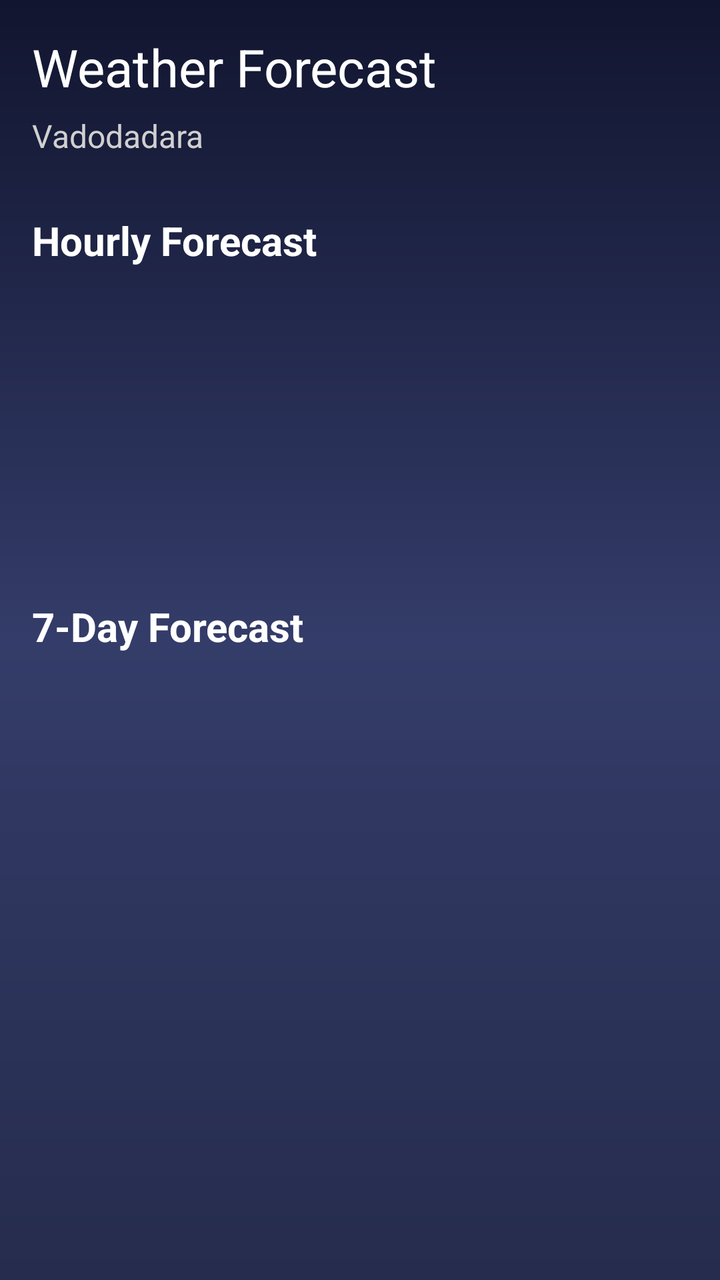
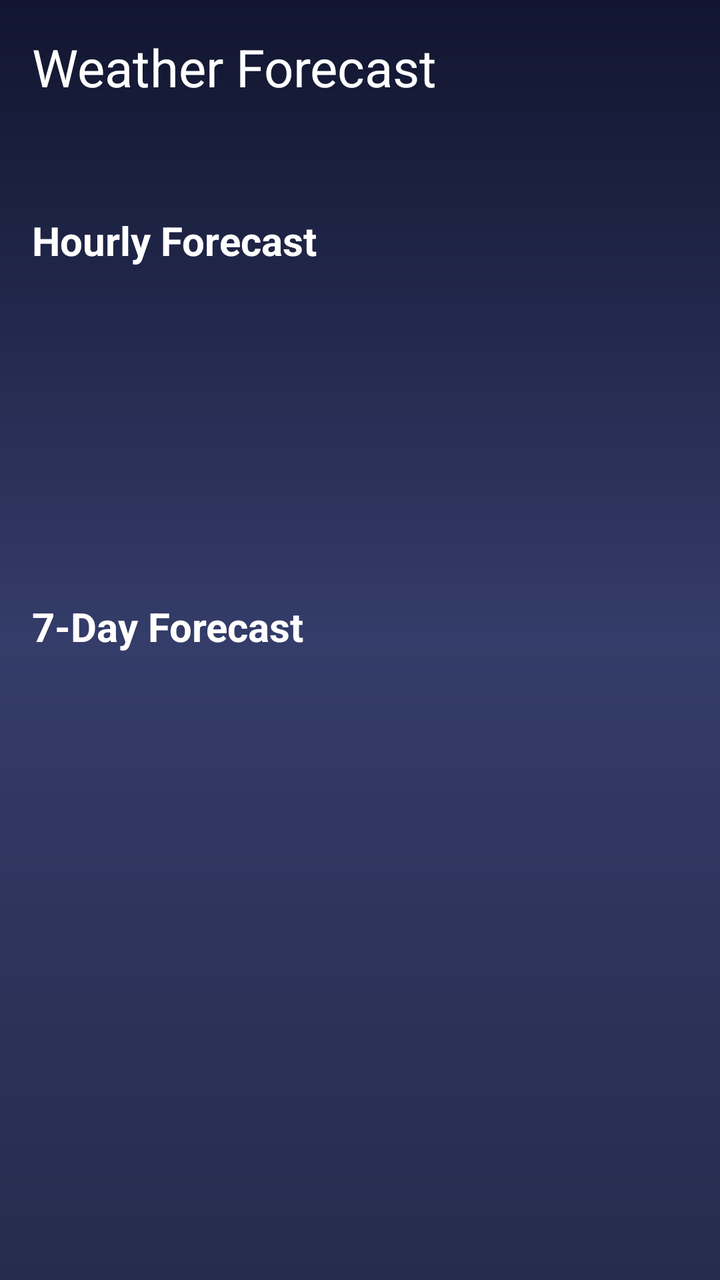

Before-and-after screenshots of an Android layout around one commit, followed by the original layout XML and the change that was made.
<!-- AndroidManifest.xml: application theme Theme.WeatherApp -->
<!-- res/layout/fragment_forecast.xml -->
<?xml version="1.0" encoding="utf-8"?>
<androidx.constraintlayout.widget.ConstraintLayout xmlns:android="http://schemas.android.com/apk/res/android"
    android:layout_width="match_parent"
    android:layout_height="match_parent"
    xmlns:app="http://schemas.android.com/apk/res-auto"
    android:padding="16dp"
    android:background="@drawable/bg_weather_screen">

    <TextView
        android:layout_width="0dp"
        android:layout_height="wrap_content"
        android:id="@+id/tvForecastTitle"
        android:text="Weather Forecast"
        android:textColor="@android:color/white"
        android:textSize="26sp"
        app:layout_constraintEnd_toEndOf="parent"
        app:layout_constraintTop_toTopOf="parent"
        app:layout_constraintStart_toStartOf="parent"/>
    
    <TextView
        android:layout_width="0dp"
        android:layout_height="wrap_content"
        android:layout_marginTop="6dp"
        app:layout_constraintTop_toBottomOf="@+id/tvForecastTitle"
        app:layout_constraintStart_toStartOf="parent"
        app:layout_constraintEnd_toEndOf="parent"
        android:textSize="16sp"
        android:id="@+id/tvForecastCity"
        android:text="Vadodadara"
        android:textColor="#D0D0D0"/>

    <TextView
        android:layout_width="0dp"
        android:layout_height="wrap_content"
        app:layout_constraintTop_toBottomOf="@id/tvForecastCity"
        android:text="Hourly Forecast"
        android:layout_marginTop="28dp"
        android:textSize="20sp"
        android:textStyle="bold"
        android:textColor="@android:color/white"
        app:layout_constraintStart_toStartOf="parent"
        app:layout_constraintEnd_toEndOf="parent"
        android:id="@+id/tvHourlyTitle"/>

    <androidx.recyclerview.widget.RecyclerView
        android:layout_width="0dp"
        android:layout_height="130dp"
        app:layout_constraintTop_toBottomOf="@id/tvHourlyTitle"
        app:layout_constraintStart_toStartOf="parent"
        app:layout_constraintEnd_toEndOf="parent"
        app:layoutManager="androidx.recyclerview.widget.LinearLayoutManager"
        android:paddingEnd="8dp"
        android:orientation="horizontal"
        android:layout_marginTop="12dp"
        android:id="@+id/rvForecastHourly"
        android:clipToPadding="false"/>
    <TextView
        android:id="@+id/tvDailyTitle"
        android:layout_width="0dp"
        android:layout_height="wrap_content"
        android:layout_marginTop="24dp"
        android:text="7-Day Forecast"
        android:textColor="@android:color/white"
        android:textSize="20sp"
        android:textStyle="bold"
        app:layout_constraintTop_toBottomOf="@id/rvForecastHourly"
        app:layout_constraintStart_toStartOf="parent"
        app:layout_constraintEnd_toEndOf="parent" />

    <androidx.recyclerview.widget.RecyclerView
        android:layout_width="0dp"
        android:layout_height="0dp"
        android:layout_marginTop="12dp"
        android:id="@+id/rvForecastWeekly"
        app:layout_constraintTop_toBottomOf="@id/tvDailyTitle"
        app:layout_constraintStart_toStartOf="parent"
        app:layout_constraintEnd_toEndOf="parent"
        android:paddingBottom="12dp"
        android:clipToPadding="false"/>

</androidx.constraintlayout.widget.ConstraintLayout>
<!-- resources referenced by this layout -->
<resources>
  <!-- drawable bg_weather_screen (drawable) -->
  <?xml version="1.0" encoding="utf-8"?>
  <shape xmlns:android="http://schemas.android.com/apk/res/android">
      <gradient
          android:type="linear"
          android:angle="270"
          android:startColor="#11152F"
          android:centerColor="#343C69"
          android:endColor="#252C4D"/>
  </shape>
  <style name="Theme.WeatherApp" parent="Theme.AppCompat.Light.NoActionBar">
          <item name="android:windowLightStatusBar">true</item>
          <item name="android:windowBackground">#FFFFFF</item>
          <item name="android:statusBarColor">#FFFFFF</item>
          <item name="android:navigationBarColor">#FFFFFF</item>
          <item name="android:colorAccent">#2196F3</item>
  
      </style>
</resources>

<!-- the commit's change to res/layout/fragment_forecast.xml (unified diff, before → after) -->
@@ -26,7 +26,6 @@
         app:layout_constraintEnd_toEndOf="parent"
         android:textSize="16sp"
         android:id="@+id/tvForecastCity"
-        android:text="Vadodadara"
         android:textColor="#D0D0D0"/>
 
     <TextView
